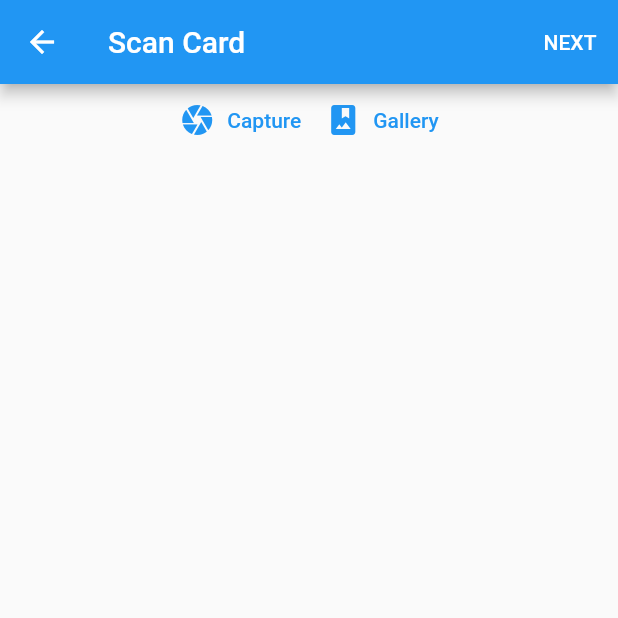
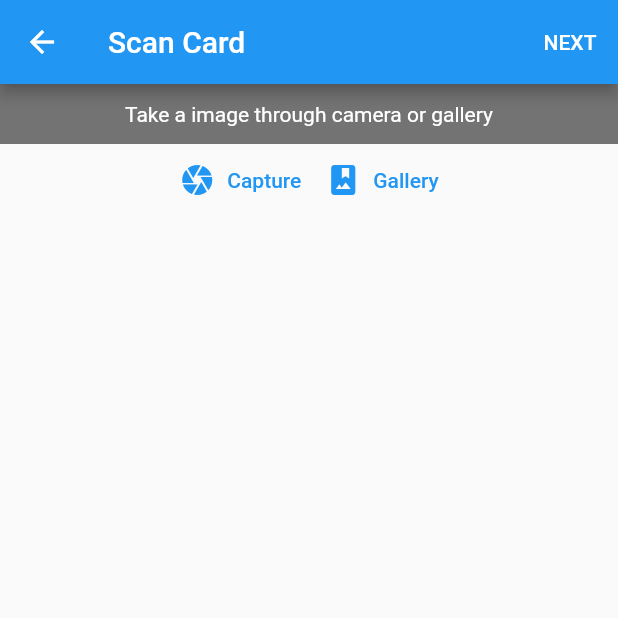
Before and after one commit to zahid2873/contact_app, a Flutter app: the ScanPage screen opened by its route, on a phone screen of 412 x 824 dp, the top half of it. Run offline on Flutter 3.47's test engine with Material 2 defaults, Android fonts, the phone set to English and light mode, and no system bars; our stand-ins replace image_picker, sqflite; missing offline and left inert: google_ml_kit; accounts and stored records are empty.

Commit message:
text commit

```diff
--- a/lib/main.dart
+++ b/lib/main.dart
@@ -25,6 +25,7 @@ class MyApp extends StatelessWidget {
       debugShowCheckedModeBanner: false,
       title: 'Flutter Demo',
       theme: ThemeData(
+        //primaryColorDark: Colors.black,
         primarySwatch: Colors.blue,
       ),
       initialRoute: HomePage.routeName,
--- a/lib/pages/scan_page.dart
+++ b/lib/pages/scan_page.dart
@@ -46,6 +46,12 @@ class _ScanPageState extends State<ScanPage> {
       ),
       body: ListView(
         children: [
+          Container(
+            padding: const EdgeInsets.symmetric(vertical: 12),
+            alignment: Alignment.center,
+            color: Colors.black54,
+            child: const Text("Take a image through camera or gallery",style: TextStyle(color: Colors.white,fontSize: 14),),
+          ),
           Row(
             mainAxisAlignment: MainAxisAlignment.center,
             children: [
```
